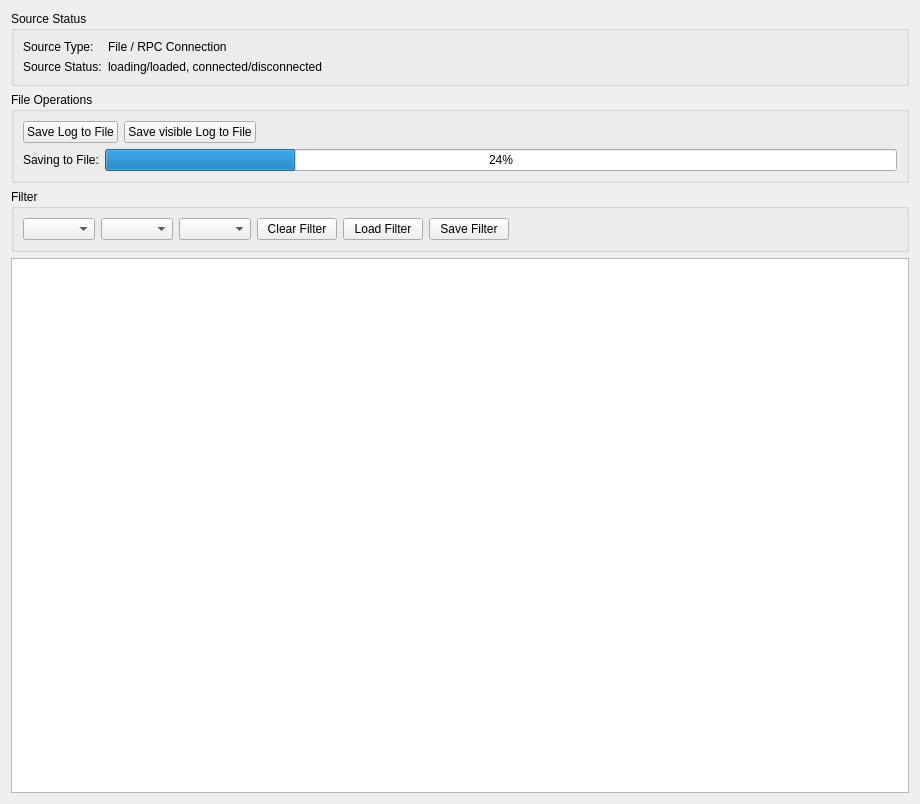
This is LogViewer/LogTabUI.ui in P-Hoera/CPlusPlusLogger as Qt 5 draws it before an edit. The edited form follows.
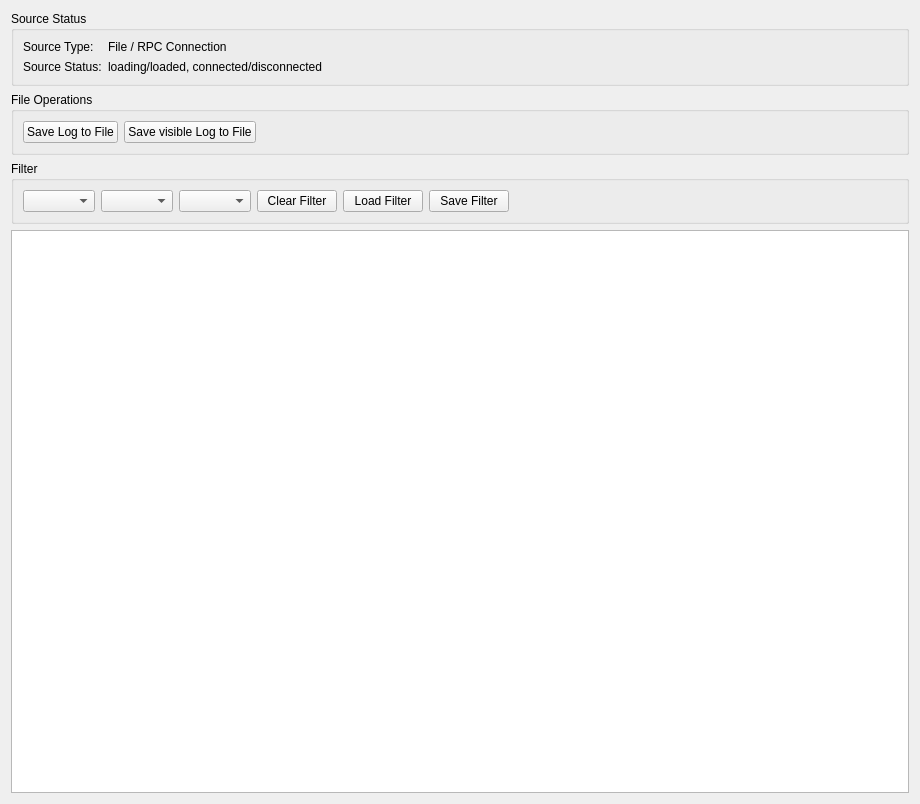
This is the edited form.

Commit message: Removed a progress bar and code from save to file - removed a progress bar from ui that was used for saving files - removed the code related to taht ui element - this speeds up the saving process alot

Patch:
```diff
--- a/LogViewer/LogTabUI.ui
+++ b/LogViewer/LogTabUI.ui
@@ -109,24 +109,6 @@
         </item>
        </layout>
       </item>
-      <item>
-       <layout class="QHBoxLayout" name="horizontalLayout_2">
-        <item>
-         <widget class="QLabel" name="labelSavingToFile">
-          <property name="text">
-           <string>Saving to File:</string>
-          </property>
-         </widget>
-        </item>
-        <item>
-         <widget class="QProgressBar" name="progressBarSavingToFile">
-          <property name="value">
-           <number>24</number>
-          </property>
-         </widget>
-        </item>
-       </layout>
-      </item>
      </layout>
     </widget>
    </item>
```
The commit also changes 2 other files.
